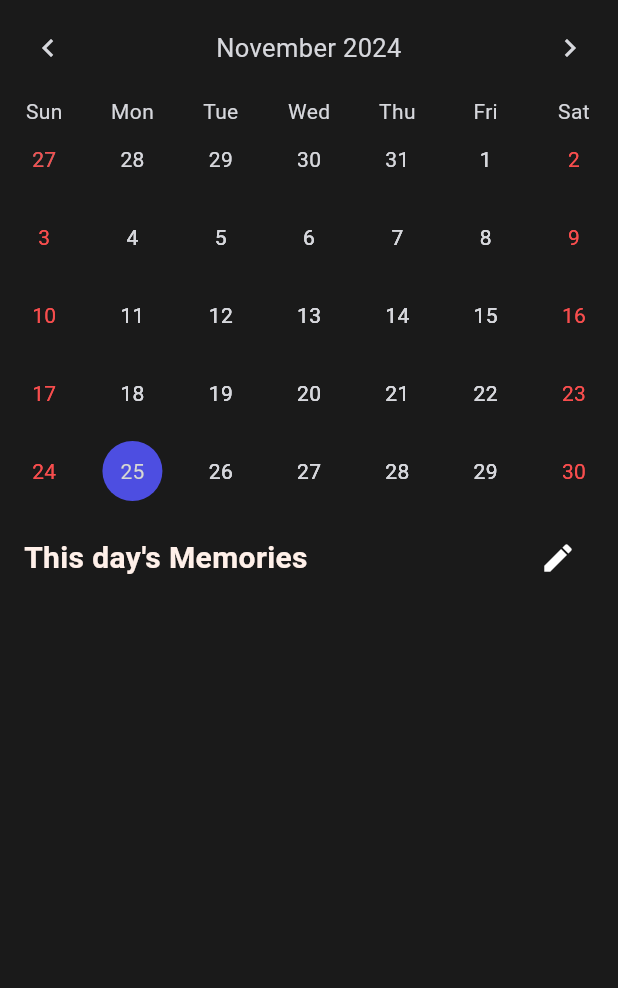
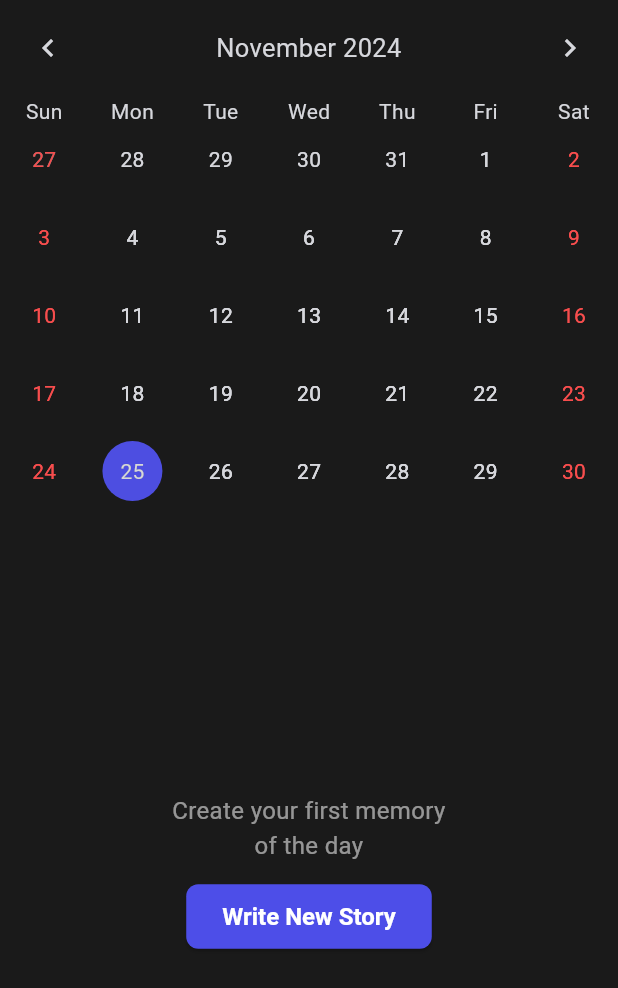
Before and after one commit to dongqui/LingoAI, a Flutter app: the screen it shows after launch, on a phone screen of 412 x 824 dp. Shown: the top 988 px of the screen. Run offline on Flutter 3.47's test engine with Material 3 defaults, Android fonts, the phone set to English and light mode, and no system bars; drawn by our look-alikes of table_calendar; our stand-ins replace animated_text_kit, device_info_plus, flutter_dotenv, go_router, permission_handler, share_plus and 1 more; accounts and stored records are empty; statements that could not run were skipped.

```diff
--- a/lib/widgets/diary_list.dart
+++ b/lib/widgets/diary_list.dart
@@ -13,27 +13,60 @@ class RecentDiaryList extends StatelessWidget {
   @override
   Widget build(BuildContext context) {
     final diaries = context.watch<DiaryProvider>().diaries;
-    return Column(
+
+    return diaries.isEmpty
+        ? Center(
+            child: Column(
+              mainAxisAlignment: MainAxisAlignment.center,
               children: [
-        Padding(
-          padding: const EdgeInsets.symmetric(horizontal: 16, vertical: 8),
+                const Text(
+                  'Create your first memory\nof the day',
+                  textAlign: TextAlign.center,
+                  style: TextStyle(
+                    fontSize: 16,
+                    color: Colors.white54,
+                  ),
+                ),
+                const SizedBox(height: 12),
+                ElevatedButton(
+                  onPressed: () => context.push('/write'),
+                  style: ElevatedButton.styleFrom(
+                    backgroundColor: const Color(0xFF4D4EE8),
+                    padding: const EdgeInsets.symmetric(
+                        horizontal: 24, vertical: 12),
+                    shape: RoundedRectangleBorder(
+                      borderRadius: BorderRadius.circular(8),
+                    ),
+                  ),
+                  child: const Text(
+                    'Write New Story',
+                    style: TextStyle(
+                      color: Colors.white,
+                      fontSize: 16,
+                      fontWeight: FontWeight.bold,
+                    ),
+                  ),
+                ),
+              ],
+            ),
+          )
+        : Stack(
+            children: [
+              Column(
+                children: [
+                  const Padding(
+                    padding: EdgeInsets.symmetric(horizontal: 16, vertical: 8),
                     child: Row(
                       mainAxisAlignment: MainAxisAlignment.spaceBetween,
                       crossAxisAlignment: CrossAxisAlignment.center,
                       children: [
-              const Text(
+                        Text(
                           'This day\'s Memories',
                           style: TextStyle(
                             fontSize: 20,
                             fontWeight: FontWeight.bold,
                             color: Color(0xFFFFF0E9),
                           ),
-              ),
-              IconButton(
-                onPressed: () {
-                  context.push('/write');
-                },
-                icon: const Icon(Icons.edit),
                         ),
                       ],
                     ),
@@ -44,7 +77,8 @@ class RecentDiaryList extends StatelessWidget {
                       itemBuilder: (context, index) {
                         final diary = diaries[index];
                         return Container(
-                margin: const EdgeInsets.symmetric(horizontal: 16, vertical: 8),
+                          margin: const EdgeInsets.symmetric(
+                              horizontal: 16, vertical: 8),
                           height: 120,
                           decoration: BoxDecoration(
                             color: const Color(0xFF141414),
@@ -73,7 +107,8 @@ class RecentDiaryList extends StatelessWidget {
                                   child: Padding(
                                     padding: const EdgeInsets.all(12),
                                     child: Column(
-                            crossAxisAlignment: CrossAxisAlignment.start,
+                                      crossAxisAlignment:
+                                          CrossAxisAlignment.start,
                                       children: [
                                         Text(
                                           diary.title,
@@ -87,7 +122,7 @@ class RecentDiaryList extends StatelessWidget {
                                         const SizedBox(height: 4),
                                         Text(
                                           diary.content,
-                                maxLines: 2,
+                                          maxLines: 4,
                                           overflow: TextOverflow.ellipsis,
                                           style: const TextStyle(
                                             fontSize: 14,
@@ -106,6 +141,21 @@ class RecentDiaryList extends StatelessWidget {
                     ),
                   ),
                 ],
+              ),
+              Positioned(
+                right: 16,
+                bottom: 16,
+                child: FloatingActionButton(
+                  onPressed: () => context.push('/write'),
+                  backgroundColor: const Color(0xFF4D4EE8),
+                  shape: const CircleBorder(),
+                  child: const Icon(
+                    Icons.edit,
+                    color: Colors.white,
+                  ),
+                ),
+              ),
+            ],
           );
   }
 }
```
Lines whose indentation alone changed are shown as unchanged.
